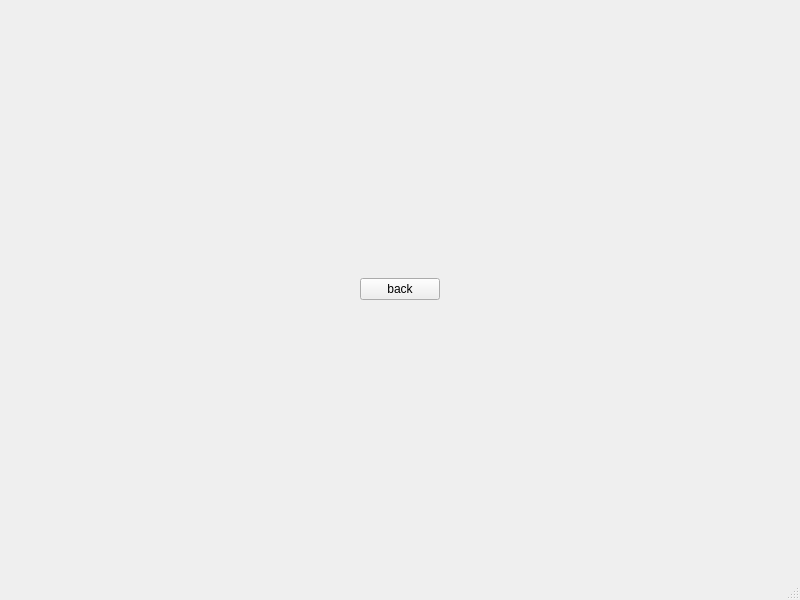
Old version of the form src/second.ui in the repository rrrriiiiich/iams.
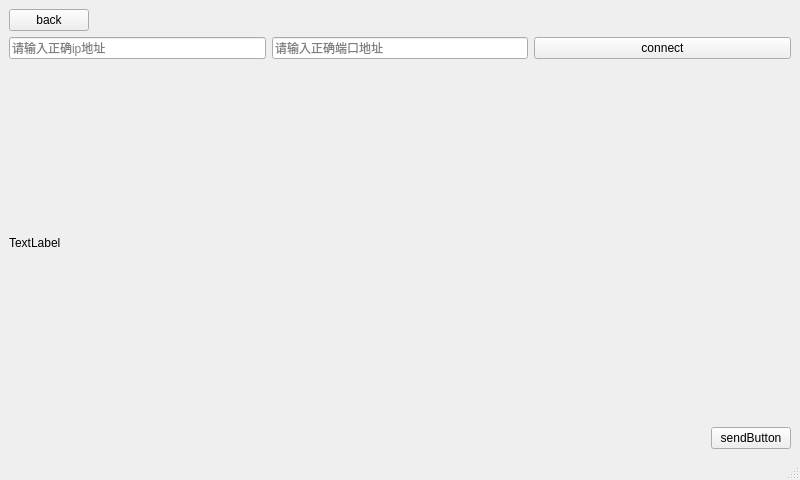
New version of the form.

Commit message: feat: tcp连接界面完成

The edit to the form file:
```diff
--- a/src/second.ui
+++ b/src/second.ui
@@ -7,31 +7,30 @@
     <x>0</x>
     <y>0</y>
     <width>800</width>
-    <height>600</height>
+    <height>480</height>
    </rect>
   </property>
   <property name="windowTitle">
    <string>MainWindow</string>
   </property>
   <widget class="QWidget" name="centralwidget">
+   <property name="sizePolicy">
+    <sizepolicy hsizetype="Preferred" vsizetype="Preferred">
+     <horstretch>0</horstretch>
+     <verstretch>0</verstretch>
+    </sizepolicy>
+   </property>
    <layout class="QVBoxLayout" name="verticalLayout">
     <item>
-     <layout class="QHBoxLayout" name="horizontalLayout">
-      <item>
-       <spacer name="horizontalSpacer">
-        <property name="orientation">
-         <enum>Qt::Horizontal</enum>
-        </property>
-        <property name="sizeHint" stdset="0">
-         <size>
-          <width>40</width>
-          <height>20</height>
-         </size>
-        </property>
-       </spacer>
-      </item>
+     <layout class="QHBoxLayout" name="horizontalLayout_2">
       <item>
        <widget class="QPushButton" name="backButton">
+        <property name="sizePolicy">
+         <sizepolicy hsizetype="Maximum" vsizetype="Minimum">
+          <horstretch>0</horstretch>
+          <verstretch>0</verstretch>
+         </sizepolicy>
+        </property>
         <property name="text">
          <string>back</string>
         </property>
@@ -52,6 +51,143 @@
       </item>
      </layout>
     </item>
+    <item>
+     <layout class="QHBoxLayout" name="horizontalLayout">
+      <item>
+       <widget class="QLineEdit" name="addressEdit">
+        <property name="sizePolicy">
+         <sizepolicy hsizetype="Preferred" vsizetype="Maximum">
+          <horstretch>0</horstretch>
+          <verstretch>0</verstretch>
+         </sizepolicy>
+        </property>
+        <property name="placeholderText">
+         <string>请输入正确ip地址</string>
+        </property>
+       </widget>
+      </item>
+      <item>
+       <widget class="QLineEdit" name="portEdit">
+        <property name="sizePolicy">
+         <sizepolicy hsizetype="Preferred" vsizetype="Maximum">
+          <horstretch>0</horstretch>
+          <verstretch>0</verstretch>
+         </sizepolicy>
+        </property>
+        <property name="placeholderText">
+         <string>请输入正确端口地址</string>
+        </property>
+       </widget>
+      </item>
+      <item>
+       <widget class="QPushButton" name="connectButton">
+        <property name="sizePolicy">
+         <sizepolicy hsizetype="Preferred" vsizetype="Maximum">
+          <horstretch>0</horstretch>
+          <verstretch>0</verstretch>
+         </sizepolicy>
+        </property>
+        <property name="text">
+         <string>connect</string>
+        </property>
+       </widget>
+      </item>
+     </layout>
+    </item>
+    <item>
+     <spacer name="verticalSpacer_2">
+      <property name="orientation">
+       <enum>Qt::Vertical</enum>
+      </property>
+      <property name="sizeHint" stdset="0">
+       <size>
+        <width>20</width>
+        <height>157</height>
+       </size>
+      </property>
+     </spacer>
+    </item>
+    <item>
+     <widget class="QLabel" name="label">
+      <property name="sizePolicy">
+       <sizepolicy hsizetype="Expanding" vsizetype="Minimum">
+        <horstretch>0</horstretch>
+        <verstretch>0</verstretch>
+       </sizepolicy>
+      </property>
+      <property name="text">
+       <string>TextLabel</string>
+      </property>
+     </widget>
+    </item>
+    <item>
+     <spacer name="verticalSpacer">
+      <property name="orientation">
+       <enum>Qt::Vertical</enum>
+      </property>
+      <property name="sizeHint" stdset="0">
+       <size>
+        <width>20</width>
+        <height>156</height>
+       </size>
+      </property>
+     </spacer>
+    </item>
+    <item>
+     <layout class="QHBoxLayout" name="operation">
+      <item>
+       <spacer name="horizontalSpacer_3">
+        <property name="sizePolicy">
+         <sizepolicy hsizetype="Expanding" vsizetype="Minimum">
+          <horstretch>0</horstretch>
+          <verstretch>0</verstretch>
+         </sizepolicy>
+        </property>
+        <property name="orientation">
+         <enum>Qt::Horizontal</enum>
+        </property>
+        <property name="sizeHint" stdset="0">
+         <size>
+          <width>40</width>
+          <height>20</height>
+         </size>
+        </property>
+       </spacer>
+      </item>
+      <item>
+       <spacer name="horizontalSpacer">
+        <property name="sizePolicy">
+         <sizepolicy hsizetype="Expanding" vsizetype="Minimum">
+          <horstretch>0</horstretch>
+          <verstretch>0</verstretch>
+         </sizepolicy>
+        </property>
+        <property name="orientation">
+         <enum>Qt::Horizontal</enum>
+        </property>
+        <property name="sizeHint" stdset="0">
+         <size>
+          <width>40</width>
+          <height>20</height>
+         </size>
+        </property>
+       </spacer>
+      </item>
+      <item>
+       <widget class="QPushButton" name="pushButton">
+        <property name="sizePolicy">
+         <sizepolicy hsizetype="Preferred" vsizetype="Minimum">
+          <horstretch>0</horstretch>
+          <verstretch>0</verstretch>
+         </sizepolicy>
+        </property>
+        <property name="text">
+         <string>sendButton</string>
+        </property>
+       </widget>
+      </item>
+     </layout>
+    </item>
    </layout>
   </widget>
   <widget class="QMenuBar" name="menubar">
```
